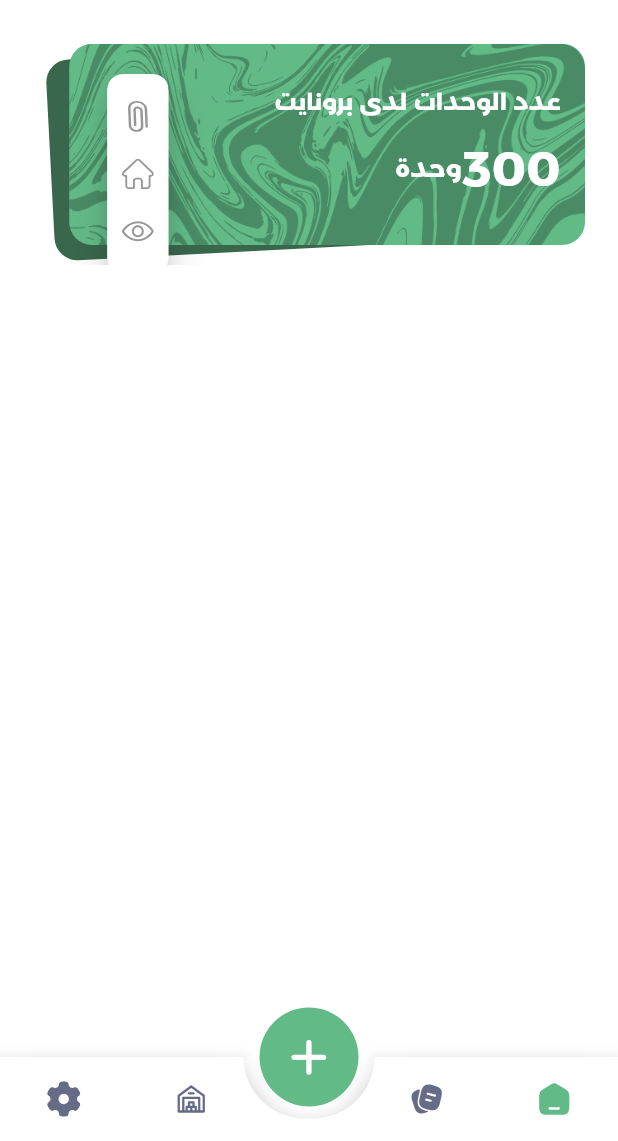
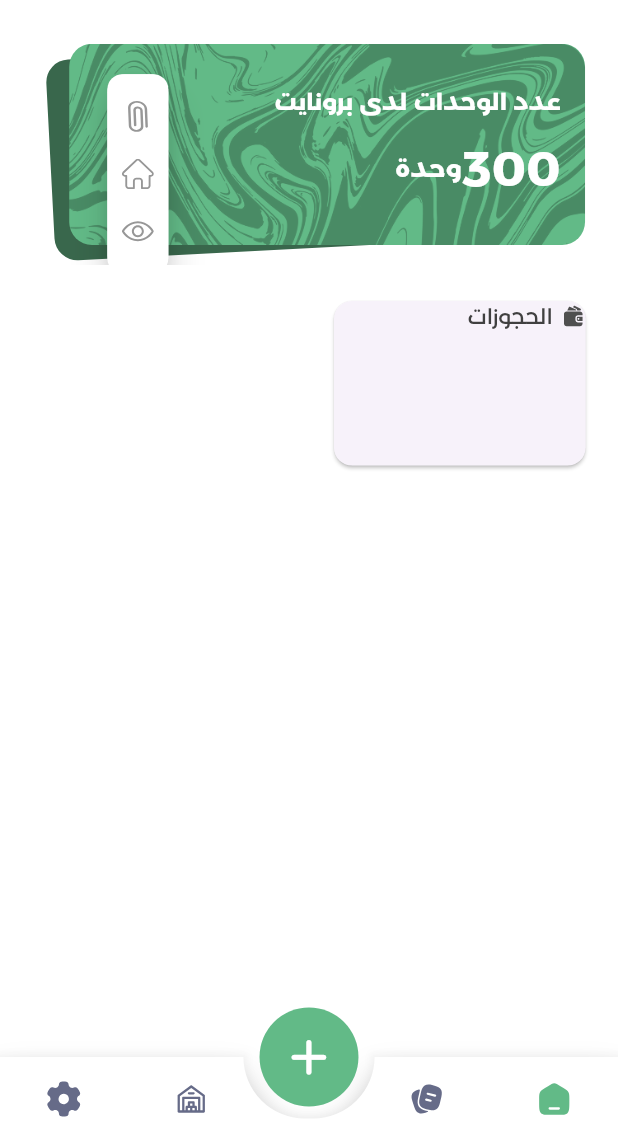
Before and after one commit to islam23ali/pronight_vendor, a Flutter app: the screen it shows after launch, on a phone screen of 412 x 824 dp, the part 95-1236 px from its top. Run offline on Flutter 3.47's test engine with Material 3 defaults, Android fonts, the phone set to English and light mode, and no system bars; drawn by our look-alikes of animated_bottom_navigation_bar, carousel_slider; our stand-ins replace cached_network_image, dio, easy_localization, flutter_rating_bar, flutter_spinkit, flutter_staggered_animations and 15 more; missing offline and left inert: flutter_downloader.

```diff
--- a/lib/core/resources/app_assets.dart
+++ b/lib/core/resources/app_assets.dart
@@ -36,6 +36,7 @@ class AppAssets {
   static const String notIcon = 'notIcon';
   static const String bgSliderHome = 'bgSliderHome';
   static const String fileSVG = 'fileSVG';
+  static const String wallet = 'wallet';
   static const String homeSVG = 'homeSVG';
 
   static const String next1 = 'Next1';
--- a/lib/presentations/modules/home_page/home_page.dart
+++ b/lib/presentations/modules/home_page/home_page.dart
@@ -46,7 +46,15 @@ class _HomePageState extends State<HomePage> {
         const CustomSliderHome(),
         SizedBox(height: 20.h),
         Row(children: [
-          Card()
+          SizedBox(width: 160.w,height: 116.h,
+              child: Card(
+                child:Column(children: [
+                  Row(children: [
+                    CustomSvgIcon(assetName: AppAssets.wallet,width: 15.w,height: 15.h),
+                    SizedBox(width: 5.w),
+                    CustomText(title: 'الحجوزات',fontColor: AppColors.textColor2)
+                  ],)
+                ],) ,))
         ],)
       ],),);
   }
```
Also changed, not shown: assets/images/svg/wallet.svg (added).
